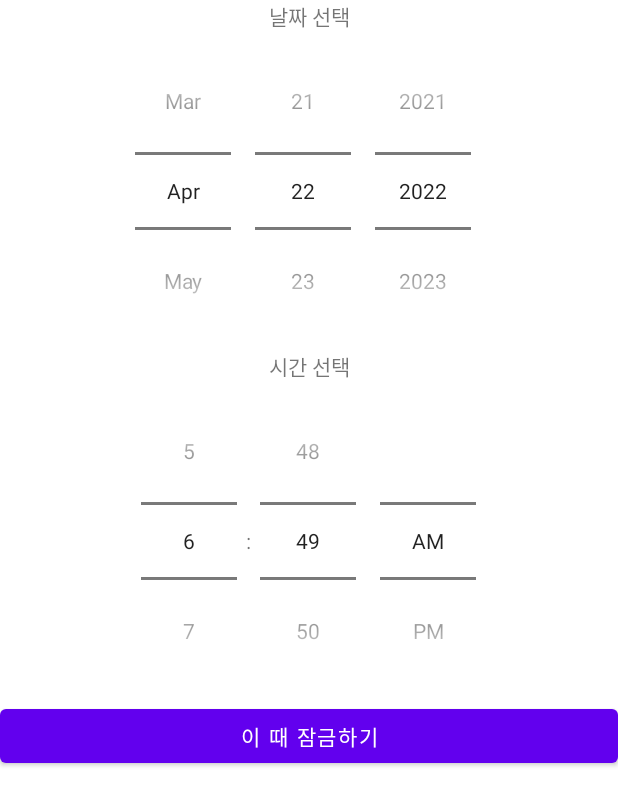
After one commit to KIMHYUNWOO123/project_android, an Android app: the layout activity_phone_lock.xml on its own in the app's theme, with its tools: preview values and no code run, on a phone screen of 412 x 824 dp. The commit adds this screen. Shown: the top 806 px of the screen. Run offline under Robolectric (Android 15) with nearby library versions, the phone set to English and light mode, and no system bars.

Commit message:
edited by Danhee

```diff
--- a/app/build.gradle
+++ b/app/build.gradle
@@ -38,6 +38,7 @@ dependencies {
     implementation 'androidx.appcompat:appcompat:1.4.1'
     implementation 'com.google.android.material:material:1.5.0'
     implementation 'androidx.constraintlayout:constraintlayout:2.1.3'
+    implementation 'androidx.leanback:leanback:1.0.0'
     testImplementation 'junit:junit:4.13.2'
     androidTestImplementation 'androidx.test.ext:junit:1.1.3'
     androidTestImplementation 'androidx.test.espresso:espresso-core:3.4.0'
--- a/app/src/main/AndroidManifest.xml
+++ b/app/src/main/AndroidManifest.xml
@@ -13,6 +13,9 @@
         android:roundIcon="@mipmap/ic_launcher_round"
         android:supportsRtl="true"
         android:theme="@style/Theme.Project_Application">
+        <activity
+            android:name=".PhoneLock"
+            android:exported="false" />
         <activity
             android:name=".FireCaution"
             android:exported="false" />
--- a/app/src/main/java/com/example/project_application/FireCaution.kt
+++ b/app/src/main/java/com/example/project_application/FireCaution.kt
@@ -25,8 +25,8 @@ class FireCaution : AppCompatActivity() {
         } catch(e: Exception){
             e.printStackTrace()
         }
+
     }
-
     fun onReceived(topic:String, message: MqttMessage) {
         val msg = String(message.payload)
         Log.i("Mqtt", "$msg")
@@ -40,7 +40,7 @@ class FireCaution : AppCompatActivity() {
             var builder = NotificationCompat.Builder(this, "MY_channel")
                 .setContentTitle("스마트홈 알림")
                 .setContentText("집에 불이 났습니다.")
-
         }
     }
+
 }
--- a/app/src/main/java/com/example/project_application/MainActivity.kt
+++ b/app/src/main/java/com/example/project_application/MainActivity.kt
@@ -22,5 +22,10 @@ class MainActivity : AppCompatActivity() {
             val intent = Intent(this, FireCaution::class.java)
             startActivity(intent)
         }
+
+        btn_lock.setOnClickListener {
+            val intent = Intent(this, PhoneLock::class.java)
+            startActivity(intent)
+        }
     }
 }
--- a/app/src/main/res/layout/activity_led2.xml
+++ b/app/src/main/res/layout/activity_led2.xml
@@ -14,7 +14,7 @@
         android:layout_marginTop="100dp"
         android:layout_marginBottom="100dp"
         android:gravity="center_horizontal"
-        android:text=""
+        android:text="0"
         android:textSize="80sp" />
 
     <SeekBar
--- /dev/null
+++ b/app/src/main/res/layout/activity_phone_lock.xml
@@ -0,0 +1,44 @@
+<?xml version="1.0" encoding="utf-8"?>
+<LinearLayout xmlns:android="http://schemas.android.com/apk/res/android"
+    xmlns:app="http://schemas.android.com/apk/res-auto"
+    xmlns:tools="http://schemas.android.com/tools"
+    android:layout_width="match_parent"
+    android:layout_height="match_parent"
+    android:orientation="vertical"
+    tools:context=".PhoneLock">
+
+    <TextView
+        android:id="@+id/textView3"
+        android:layout_width="match_parent"
+        android:layout_height="wrap_content"
+        android:gravity="center"
+        android:text="날짜 선택" />
+
+    <DatePicker
+        android:id="@+id/DatePicker"
+        android:layout_width="match_parent"
+        android:layout_height="wrap_content"
+        android:datePickerMode="spinner"
+        android:calendarViewShown="false"
+        />
+
+    <TextView
+        android:id="@+id/textView4"
+        android:layout_width="match_parent"
+        android:layout_height="wrap_content"
+        android:gravity="center"
+        android:text="시간 선택" />
+
+    <TimePicker
+        android:id="@+id/timePicker"
+        android:layout_width="match_parent"
+        android:layout_height="wrap_content"
+        android:timePickerMode="spinner" />
+
+    <Button
+        android:id="@+id/lockButton"
+        android:layout_width="match_parent"
+        android:layout_height="wrap_content"
+        android:text="이 때 잠금하기" />
+
+</LinearLayout>
```
Also changed, not shown: app/src/main/java/com/example/project_application/Led2.kt (+17 -2 lines), app/src/main/java/com/example/project_application/PhoneLock.kt (added, +62 -0 lines).
